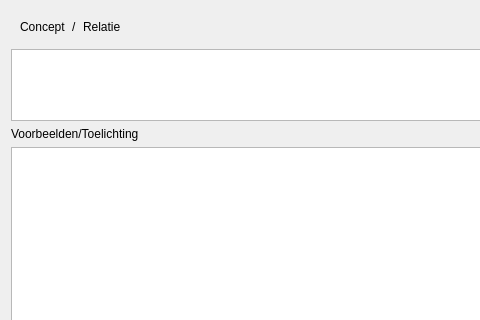
Above: qtconceptmapconcepteditdialog.ui from richelbilderbeek/QtConceptMap before the change; both pictures show x 0 to 480 and y 0 to 320 of the 992 by 613 pixel window. Below: the same form after it.
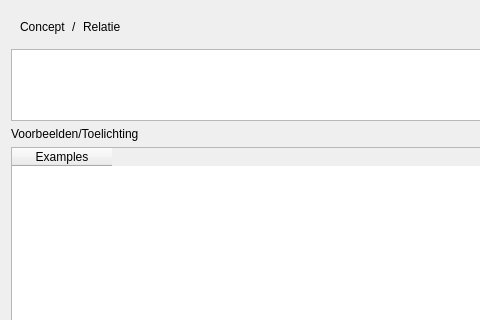
That is the form after the change.

What changed in the file:
```diff
--- a/qtconceptmapconcepteditdialog.ui
+++ b/qtconceptmapconcepteditdialog.ui
@@ -77,22 +77,12 @@
     </widget>
    </item>
    <item>
-    <widget class="QListWidget" name="list_examples">
-     <property name="acceptDrops">
-      <bool>false</bool>
-     </property>
-     <property name="dragEnabled">
-      <bool>true</bool>
-     </property>
-     <property name="dragDropMode">
-      <enum>QAbstractItemView::InternalMove</enum>
-     </property>
-     <property name="alternatingRowColors">
-      <bool>true</bool>
-     </property>
-     <property name="wordWrap">
-      <bool>true</bool>
-     </property>
+    <widget class="QTableWidget" name="list_examples">
+     <column>
+      <property name="text">
+       <string>Examples</string>
+      </property>
+     </column>
     </widget>
    </item>
    <item>
```
Left out of the diff: 1 changed line with no effect on the pictures.
